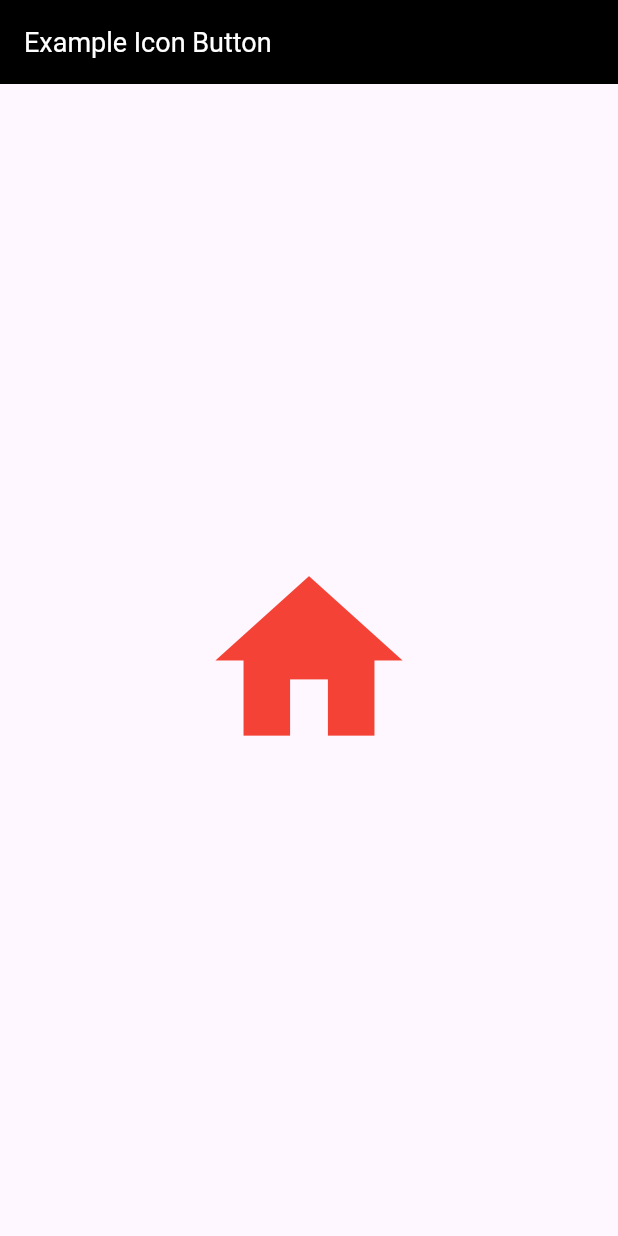
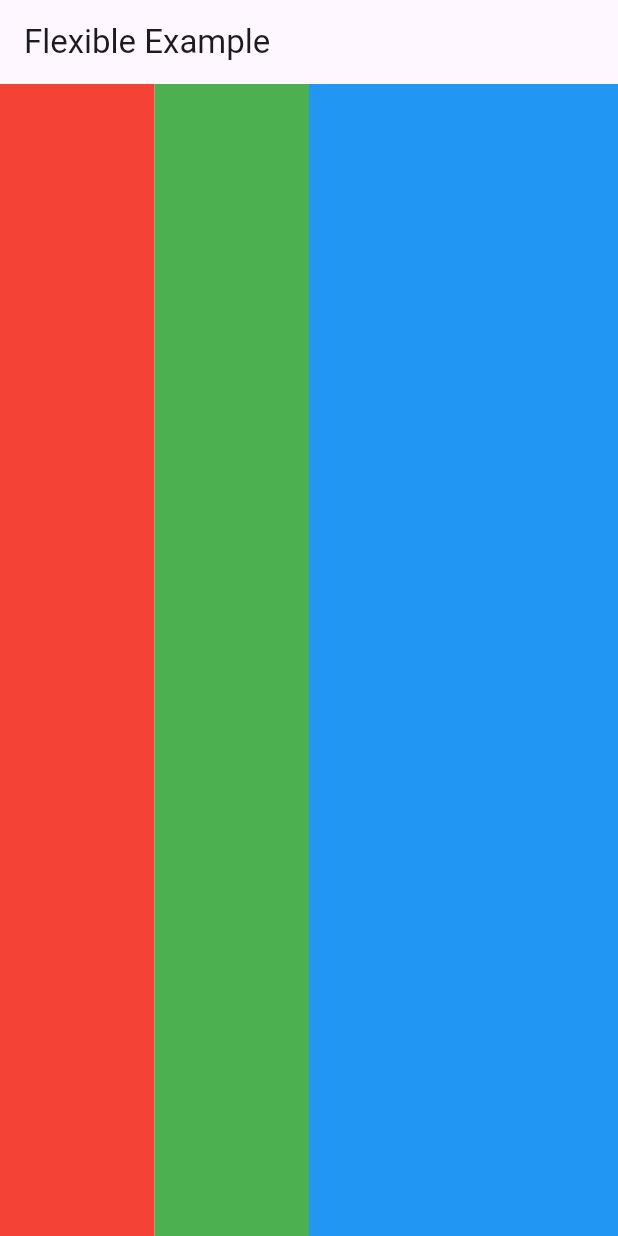
Before and after one commit to rubyske/Dasar-Flutter, a Flutter app: the screen it shows after launch, on a phone screen of 412 x 824 dp. Run offline on Flutter 3.47's test engine with Material 3 defaults, Android fonts, the phone set to English and light mode, and no system bars.

Commit message:
DF005 - Widget Layout

```diff
--- a/basic_flutter/lib/main.dart
+++ b/basic_flutter/lib/main.dart
@@ -1,4 +1,4 @@
-import 'package:basic_flutter/widget/icon_button.dart';
+import 'package:basic_flutter/widget/flexibel.dart';
 import 'package:flutter/material.dart';
 
 void main(List<String> args) {
@@ -12,7 +12,7 @@ class MyApp extends StatelessWidget {
   Widget build(BuildContext context) {
     return const MaterialApp(
       debugShowCheckedModeBanner: false,
-      home: MyIconButton(),
+      home: MyFlexibel(),
     );
   }
 }
--- /dev/null
+++ b/basic_flutter/lib/widget/flexibel.dart
@@ -0,0 +1,28 @@
+import 'package:flutter/material.dart';
+
+class MyFlexibel extends StatelessWidget {
+  const MyFlexibel({super.key});
+
+  @override
+  Widget build(BuildContext context) {
+    return Scaffold(
+      appBar: AppBar(title: const Text('Flexible Example')),
+      body: Row(
+        children: [
+          Flexible(
+            flex: 1,
+            child: Container(color: Colors.red),
+          ),
+          Flexible(
+            flex: 1,
+            child: Container(color: Colors.green),
+          ),
+          Flexible(
+            flex: 2,
+            child: Container(color: Colors.blue),
+          ),
+        ],
+      ),
+    );
+  }
+}
```
Also changed, not shown: basic_flutter/lib/widget/align.dart (added, +44 -0 lines), basic_flutter/lib/widget/expanded.dart (added, +28 -0 lines), basic_flutter/lib/widget/padding.dart (added, +36 -0 lines), basic_flutter/lib/widget/size_box.dart (added, +41 -0 lines).
